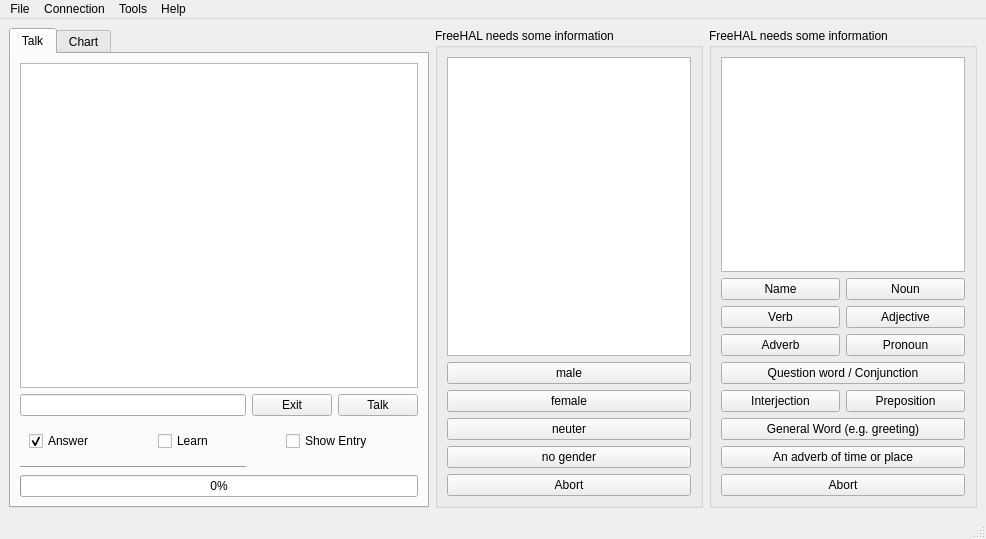
This is hal2009/gui-qt/ui/freehal.ui in leuchtraketen/freehal_main as Qt 5 draws it before an edit. The edited form follows.
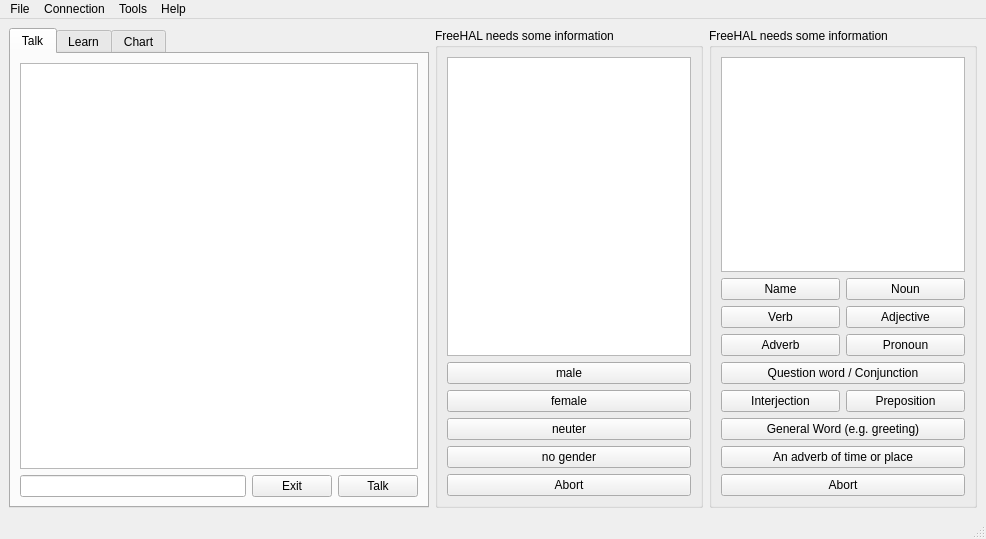
This is the edited form. Icons and pictures are not drawn.

What changed in the file:
```diff
--- a/hal2009/gui-qt/ui/freehal.ui
+++ b/hal2009/gui-qt/ui/freehal.ui
@@ -86,37 +86,14 @@
           </property>
          </widget>
         </item>
-        <item row="2" column="0" colspan="3">
-         <widget class="QWidget" name="widget" native="true">
-          <layout class="QHBoxLayout" name="horizontalLayout">
-           <item>
-            <widget class="QCheckBox" name="do_talk">
-             <property name="text">
-              <string>Answer</string>
-             </property>
-             <property name="checked">
-              <bool>true</bool>
-             </property>
-            </widget>
-           </item>
-           <item>
-            <widget class="QCheckBox" name="do_learn">
-             <property name="text">
-              <string>Learn</string>
-             </property>
-            </widget>
-           </item>
-           <item>
-            <widget class="QCheckBox" name="do_show_entry">
-             <property name="text">
-              <string>Show Entry</string>
-             </property>
-            </widget>
-           </item>
-          </layout>
-         </widget>
-        </item>
-        <item row="4" column="0" colspan="3">
+       </layout>
+      </widget>
+      <widget class="QWidget" name="Learn">
+       <attribute name="title">
+        <string>Learn</string>
+       </attribute>
+       <layout class="QGridLayout" name="gridLayout_2">
+        <item row="1" column="0" colspan="2">
          <widget class="QProgressBar" name="learnbar">
           <property name="enabled">
            <bool>true</bool>
@@ -126,10 +103,35 @@
           </property>
          </widget>
         </item>
-        <item row="3" column="0">
-         <widget class="Line" name="line_3">
-          <property name="orientation">
-           <enum>Qt::Horizontal</enum>
+        <item row="2" column="1">
+         <widget class="QPushButton" name="pushButton_learn">
+          <property name="text">
+           <string>Learn</string>
+          </property>
+         </widget>
+        </item>
+        <item row="2" column="0">
+         <widget class="QLineEdit" name="lineedit_learn"/>
+        </item>
+        <item row="0" column="0" colspan="2">
+         <widget class="QTextEdit" name="textedit_learn">
+          <property name="enabled">
+           <bool>true</bool>
+          </property>
+          <property name="font">
+           <font>
+            <kerning>false</kerning>
+           </font>
+          </property>
+          <property name="readOnly">
+           <bool>true</bool>
+          </property>
+          <property name="html">
+           <string>&lt;!DOCTYPE HTML PUBLIC &quot;-//W3C//DTD HTML 4.0//EN&quot; &quot;http://www.w3.org/TR/REC-html40/strict.dtd&quot;&gt;
+&lt;html&gt;&lt;head&gt;&lt;meta name=&quot;qrichtext&quot; content=&quot;1&quot; /&gt;&lt;style type=&quot;text/css&quot;&gt;
+p, li { white-space: pre-wrap; }
+&lt;/style&gt;&lt;/head&gt;&lt;body style=&quot; font-family:'DejaVu Sans'; font-size:9pt; font-weight:400; font-style:normal;&quot;&gt;
+&lt;p style=&quot;-qt-paragraph-type:empty; margin-top:0px; margin-bottom:0px; margin-left:0px; margin-right:0px; -qt-block-indent:0; text-indent:0px; font-size:10pt;&quot;&gt;&lt;/p&gt;&lt;/body&gt;&lt;/html&gt;</string>
           </property>
          </widget>
         </item>
```
